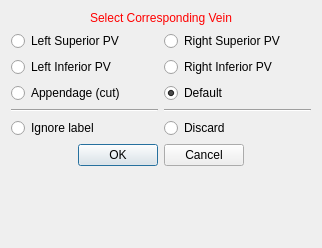
Before: the Qt Designer form Version2.0/Plugins/kcl.cemrgapp.atrialfibres/src/internal/AtrialFibresClipperViewLabels.ui in OpenHeartDevelopers/CemrgApp, drawn with Qt 5.
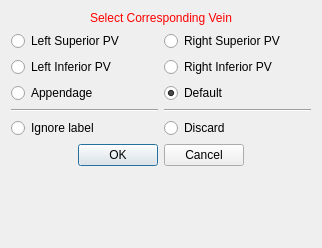
After: the same form once the commit is applied.

```diff
--- a/Version2.0/Plugins/kcl.cemrgapp.atrialfibres/src/internal/AtrialFibresClipperViewLabels.ui
+++ b/Version2.0/Plugins/kcl.cemrgapp.atrialfibres/src/internal/AtrialFibresClipperViewLabels.ui
@@ -58,7 +58,7 @@
      <item row="2" column="0">
       <widget class="QRadioButton" name="radioBtn_LAA">
        <property name="text">
-        <string>Appendage (cut)</string>
+        <string>Appendage</string>
        </property>
       </widget>
      </item>
```
